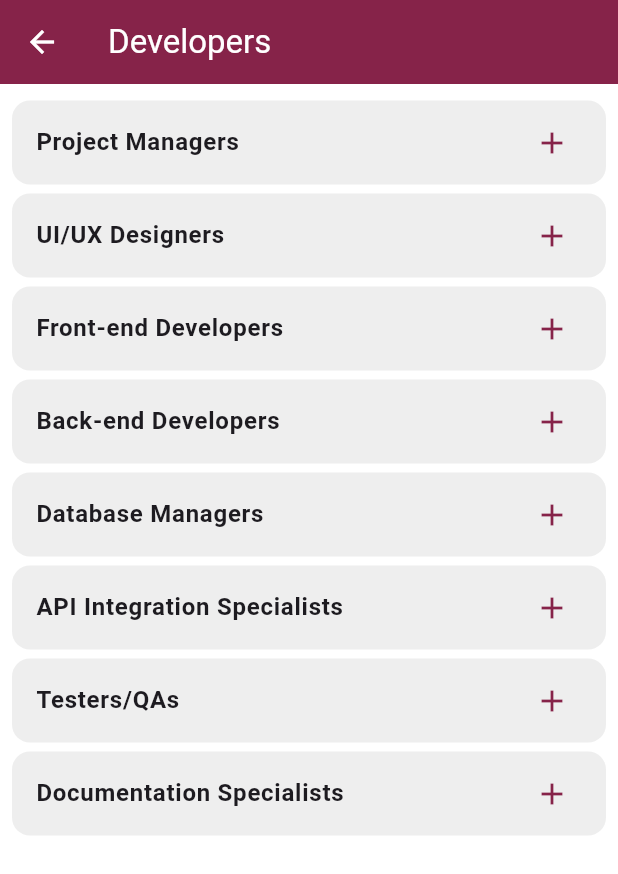
After one commit to gabrielSantoc/EUCcheduler, a Flutter app: the screen it shows once a user with an empty profile is signed in, in the side drawer, after a tap on "About Developers", on a phone screen of 412 x 824 dp. The commit adds this screen. Shown: the top 874 px of the screen. Run offline on Flutter 3.47's test engine with Material 3 defaults, Android fonts, the phone set to English and light mode, and no system bars; our stand-ins replace badges, hive, hive_flutter, image_picker, loading_animation_widget, shimmer_animation and 1 more; accounts and stored records are empty.

Commit message:
add about developers

```diff
--- /dev/null
+++ b/lib/screens/about_dev_screen.dart
@@ -0,0 +1,105 @@
+import 'package:flutter/material.dart';
+import 'package:my_schedule/shared/constants.dart';
+
+class AboutDev extends StatefulWidget {
+  const AboutDev({super.key});
+
+  @override
+  State<AboutDev> createState() => _AboutDevState();
+}
+
+class _AboutDevState extends State<AboutDev> {
+
+  Map<String, String> faq = {
+    "Project Managers" : "Gabriel Santoc\nMark Joshua Tarcelo",
+    "UI/UX Designers" : "Clark Kent Amargo\nRaven Cuadro",
+    "Front-end Developers" : "Mark Joshua Tarcelo\nKenrick Driz",
+    "Back-end Developers" : "Gabriel Santoc\nErickson Molino",
+    "Database Managers" : "Erickson Molino\nJoseph Begornia\nKenrick Driz",
+    "API Integration Specialists" : "Dave Matthew Ramiro\nRaven Cuadro",
+    "Testers/QAs" : "Jus Martinez\nDenzel Espino\nClark Kent Amargo",
+    "Documentation Specialists" : "Joseph Begornia\nDave Matthew Ramiro\nJus Martinez\nDezen Espina",
+  };
+
+  late int faqLength;
+  List<bool> expandedState = [];
+
+  bool collapsed = false;
+
+  @override
+  void initState() {
+    // TODO: implement initState
+    super.initState();
+    faqLength = faq.length;
+    expandedState = List<bool>.filled(faqLength, false);
+  }
+
+  @override
+  Widget build(BuildContext context) {
+
+    return Scaffold(
+      backgroundColor: Colors.white,
+      appBar: AppBar(
+        title: const Text("Developers"),
+        backgroundColor: MAROON,
+        foregroundColor: Colors.white,
+      ),
+
+      body: Padding(
+        padding: const EdgeInsets.all(8.0),
+        child: Container(
+          decoration: BoxDecoration(
+            color: Colors.white,
+            // color: Colors.whiter,
+            borderRadius: BorderRadius.circular(12),
+          ),
+          child:  ListView.builder(
+            itemCount: faqLength,
+            itemBuilder: (context, index) {
+              String question = faq.keys.elementAt(index);
+              String answer = faq.values.elementAt(index);
+
+              return Padding(
+                padding: const EdgeInsets.symmetric(vertical: 3.0),
+                child: Container(
+                  decoration: BoxDecoration(
+                    color: Colors.grey[200],
+                    borderRadius: BorderRadius.circular(12),
+                  ),
+                  child: ExpansionTile(
+
+                    onExpansionChanged: (isExpanded) {
+                      setState(() {
+                        expandedState[index] = isExpanded;
+                      });
+                    },
+
+                    title: Text(question, style: const TextStyle(fontWeight: FontWeight.bold)),
+                    trailing: !expandedState[index] ? const Icon(Icons.add) : const Icon(Icons.remove),
+                    expandedAlignment: Alignment.centerLeft,
+                    collapsedIconColor: MAROON,
+                    iconColor: MAROON,
+                    childrenPadding:  const EdgeInsets.symmetric(vertical: 10, horizontal: 20),
+                    expandedCrossAxisAlignment: CrossAxisAlignment.start,
+                    collapsedShape: RoundedRectangleBorder(
+                      borderRadius: BorderRadius.circular(12),
+                      side: BorderSide.none
+                    ),
+                    shape: RoundedRectangleBorder(
+                      borderRadius: BorderRadius.circular(12),
+                      side: BorderSide.none
+                    ),
+
+                    children: [
+                      Text(answer),
+                    ],
+                  ),
+                ),
+              );
+            },
+          ),
+        ),
+      )
+    );
+  }
+}
--- a/lib/shared/constants.dart
+++ b/lib/shared/constants.dart
@@ -7,6 +7,7 @@ import 'package:my_schedule/box/boxes.dart';
 import 'package:my_schedule/main.dart';
 import 'package:image_picker/image_picker.dart';
 import 'package:my_schedule/screens/FAQ.dart';
+import 'package:my_schedule/screens/about_dev_screen.dart';
 import 'package:path/path.dart' as path;
 import 'package:supabase_flutter/supabase_flutter.dart';
 
@@ -146,11 +147,13 @@ class DrawerClass extends StatelessWidget {
               Navigator.push(context, MaterialPageRoute(builder: (context)=> const ChangePasswordScreen()));
             },
           ),
-          // ListTile(
-          //   leading: const Icon(Icons.info),
-          //   title: const Text('About Developers'),
-          //   onTap: () {},
-          // ),
+          ListTile(
+            leading: const Icon(Icons.info),
+            title: const Text('About Developers'),
+            onTap: () {
+             Navigator.push(context, MaterialPageRoute(builder: (context)=> const AboutDev()));
+            },
+          ),
           ListTile(
             leading: const Icon(Icons.help_center_rounded),
             title: const Text('FAQ'),
```
